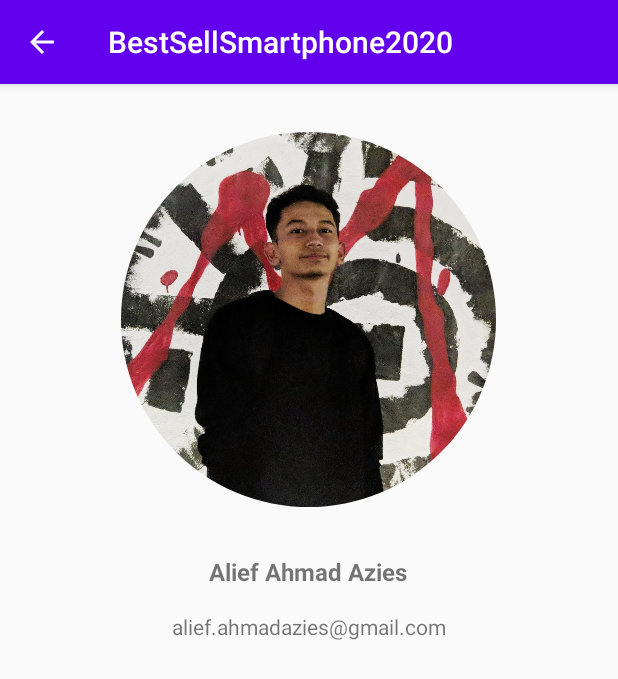
After one commit to Alahaz/best-sell-smartphone, an Android app: the AboutActivity screen opened directly, with no data from a screen before it, on a phone screen of 412 x 824 dp. The commit adds this screen. Shown: the top 679 px of the screen. Run offline under Robolectric (Android 15) with nearby library versions, the phone set to English and light mode, and no system bars; our stand-ins replace CircleImageView.

Commit message:
menambahkan layout about

```diff
--- a/app/src/main/AndroidManifest.xml
+++ b/app/src/main/AndroidManifest.xml
@@ -16,6 +16,9 @@
                 <category android:name="android.intent.category.LAUNCHER" />
             </intent-filter>
         </activity>
+        <activity
+            android:name=".AboutActivity"
+            android:parentActivityName=".MainActivity" />
     </application>
 
 </manifest>
--- /dev/null
+++ b/app/src/main/java/com/ziesapp/bestsellsmartphone2020/AboutActivity.kt
@@ -0,0 +1,13 @@
+package com.ziesapp.bestsellsmartphone2020
+
+import android.os.Bundle
+import androidx.appcompat.app.AppCompatActivity
+
+class AboutActivity : AppCompatActivity() {
+
+    override fun onCreate(savedInstanceState: Bundle?) {
+        super.onCreate(savedInstanceState)
+        setContentView(R.layout.about_activity)
+        this.supportActionBar?.setDisplayHomeAsUpEnabled(true)
+    }
+}
--- /dev/null
+++ b/app/src/main/res/drawable/ic_perm_identity_black_24dp.xml
@@ -0,0 +1,5 @@
+<vector android:height="24dp" android:tint="#FFFFFF"
+    android:viewportHeight="24.0" android:viewportWidth="24.0"
+    android:width="24dp" xmlns:android="http://schemas.android.com/apk/res/android">
+    <path android:fillColor="#FF000000" android:pathData="M12,5.9c1.16,0 2.1,0.94 2.1,2.1s-0.94,2.1 -2.1,2.1S9.9,9.16 9.9,8s0.94,-2.1 2.1,-2.1m0,9c2.97,0 6.1,1.46 6.1,2.1v1.1L5.9,18.1L5.9,17c0,-0.64 3.13,-2.1 6.1,-2.1M12,4C9.79,4 8,5.79 8,8s1.79,4 4,4 4,-1.79 4,-4 -1.79,-4 -4,-4zM12,13c-2.67,0 -8,1.34 -8,4v3h16v-3c0,-2.66 -5.33,-4 -8,-4z"/>
+</vector>
--- /dev/null
+++ b/app/src/main/res/layout/about_activity.xml
@@ -0,0 +1,34 @@
+<?xml version="1.0" encoding="utf-8"?>
+<RelativeLayout xmlns:android="http://schemas.android.com/apk/res/android"
+    android:layout_width="match_parent"
+    android:layout_height="match_parent">
+
+    <de.hdodenhof.circleimageview.CircleImageView
+        android:id="@+id/img_profil"
+        android:layout_width="250dp"
+        android:layout_height="250dp"
+        android:layout_centerHorizontal="true"
+        android:layout_marginTop="32dp"
+        android:src="@drawable/profil" />
+
+    <TextView
+        android:id="@+id/nama_profil"
+        android:layout_width="wrap_content"
+        android:layout_height="wrap_content"
+        android:layout_below="@+id/img_profil"
+        android:layout_centerHorizontal="true"
+        android:layout_marginTop="32dp"
+        android:layout_marginBottom="16dp"
+        android:gravity="center"
+        android:text="@string/nama_profil"
+        android:textSize="16sp"
+        android:textStyle="bold" />
+
+    <TextView
+        android:layout_width="wrap_content"
+        android:layout_height="wrap_content"
+        android:layout_below="@+id/nama_profil"
+        android:layout_centerHorizontal="true"
+        android:text="@string/email_profil" />
+
+</RelativeLayout>
--- a/app/src/main/res/values/strings.xml
+++ b/app/src/main/res/values/strings.xml
@@ -3,4 +3,6 @@
     <string name="nama_hp">Nama Smartphone</string>
     <string name="detail_hp">Detail Smartphone</string>
     <string name="img_info">gambar smartphone</string>
+    <string name="nama_profil">Alief Ahmad Azies</string>
+    <string name="email_profil">alief.ahmadazies@gmail.com</string>
 </resources>
```
Also changed, not shown: app/src/main/java/com/ziesapp/bestsellsmartphone2020/MainActivity.kt (+15 -1 lines), app/src/main/res/menu/menu.xml (added, +12 -0 lines), app/src/main/res/drawable/photo_fix.jpg (added), app/src/main/res/drawable/profil.jpg (added).
